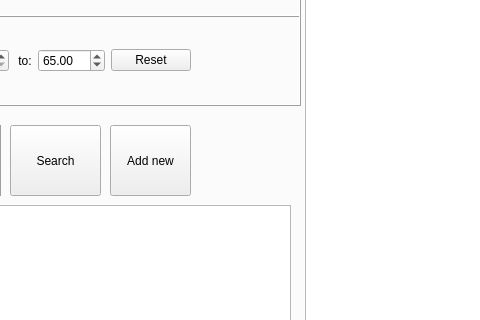
This is widget.ui in MichalRK19780524/QtDbGuiPrototypeCmake2 as Qt 5 draws it before an edit; both pictures show x 673 to 1153 and y 102 to 422 of the 1309 by 636 pixel window. The edited form follows.
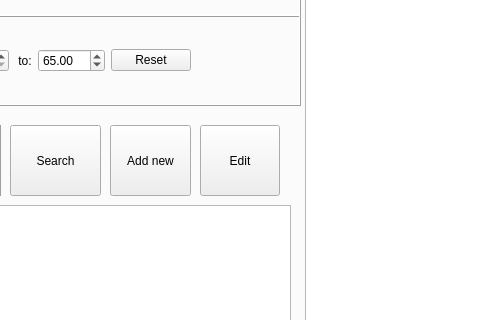
This is the edited form. The open tabs and pages were chosen to show the change.

What changed in the file:
```diff
--- a/widget.ui
+++ b/widget.ui
@@ -696,6 +696,19 @@
         <string>Add new</string>
        </property>
       </widget>
+      <widget class="QPushButton" name="pushButton">
+       <property name="geometry">
+        <rect>
+         <x>860</x>
+         <y>190</y>
+         <width>80</width>
+         <height>71</height>
+        </rect>
+       </property>
+       <property name="text">
+        <string>Edit</string>
+       </property>
+      </widget>
      </widget>
      <widget class="QWidget" name="tab_sipm">
       <attribute name="title">
```
Left out of the diff: 2 changed lines with no effect on the pictures.
